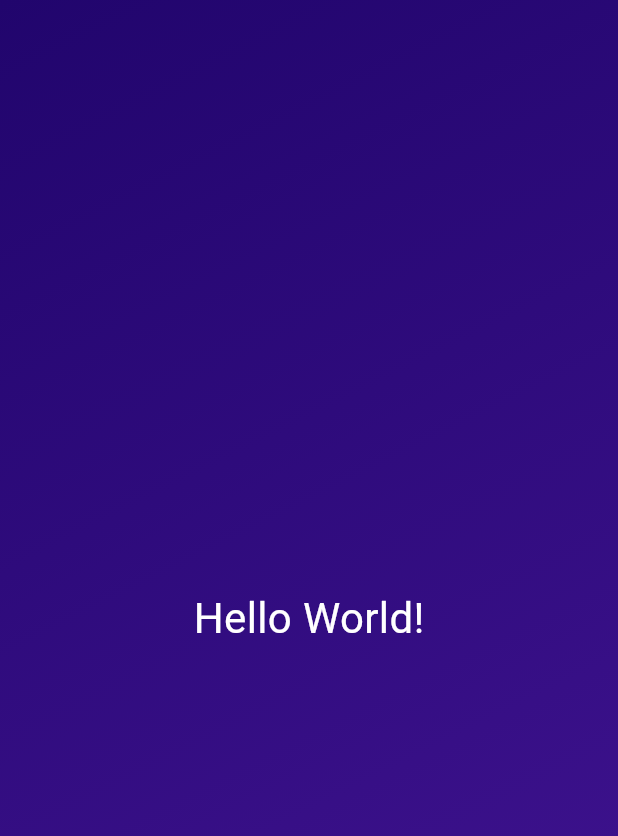
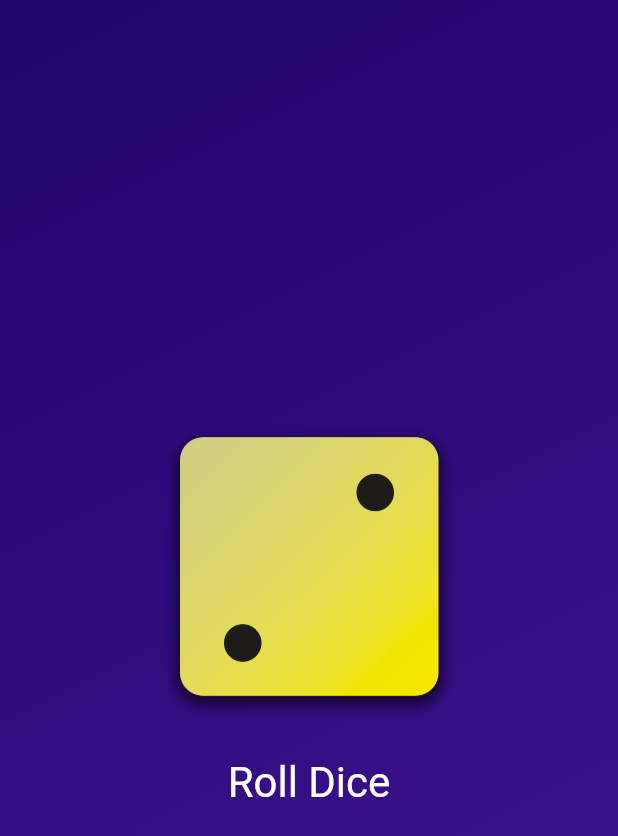
Before and after one commit to iwekoro/flutter_basics, a Flutter app: the screen it shows after launch, on a phone screen of 412 x 824 dp. Shown: the top 836 px of the screen. Run offline on Flutter 3.47's test engine with Material 3 defaults, Android fonts, the phone set to English and light mode, and no system bars.

Commit message:
assets images

```diff
--- a/lib/gradient_container.dart
+++ b/lib/gradient_container.dart
@@ -1,5 +1,4 @@
 import 'package:flutter/material.dart';
-import 'package:flutter_basics/styled_text.dart';
 
 const startAlignment = Alignment.topLeft;
 const endAlignment = Alignment.bottomRight;
@@ -24,7 +23,24 @@
           end: endAlignment,
         ),
       ),
-      child: Center(child: StyledText('Hello World!')),
+      child: Center(
+        child: Column(
+          mainAxisSize: MainAxisSize.min,
+          children: [
+            Image.asset('assets/images/dice-2.png', width: 200),
+            SizedBox(height: 20),
+
+            TextButton(
+              onPressed: () {},
+              style: TextButton.styleFrom(
+                foregroundColor: Colors.white,
+                textStyle: TextStyle(fontSize: 28),
+              ),
+              child: Text('Roll Dice'),
+            ),
+          ],
+        ),
+      ),
     );
   }
 }
--- a/pubspec.yaml
+++ b/pubspec.yaml
@@ -17,3 +17,5 @@
 
 flutter:
   uses-material-design: true
+  assets:
+    - assets/images/
```
Also changed, not shown: assets/images/dice-1.png (added), assets/images/dice-2.png (added), assets/images/dice-3.png (added), assets/images/dice-4.png (added), assets/images/dice-5.png (added), assets/images/dice-6.png (added).
